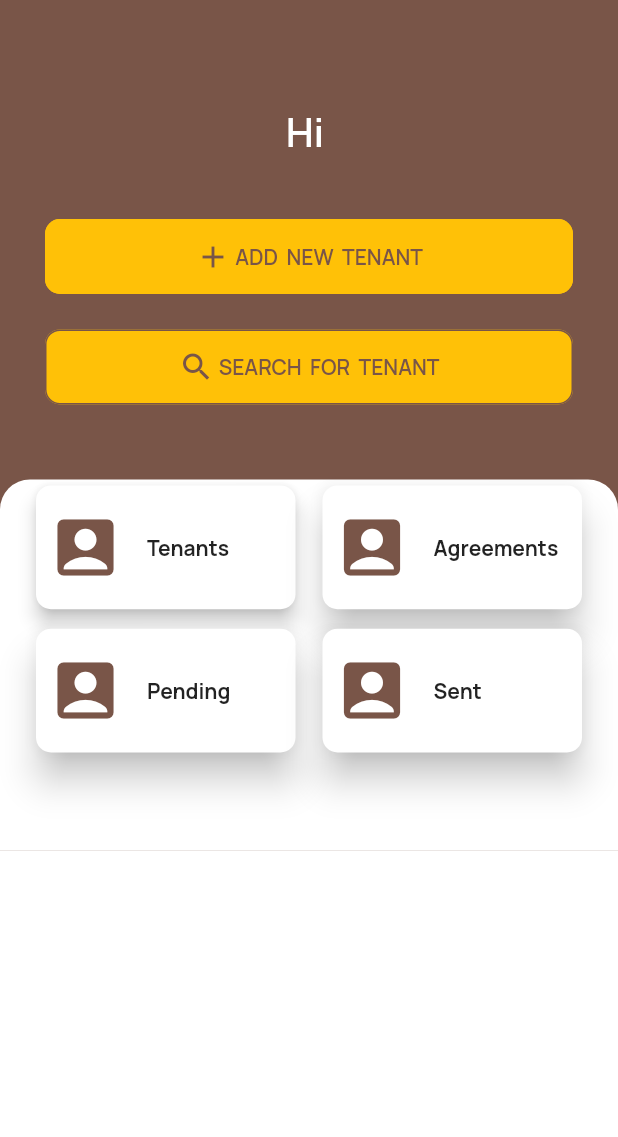
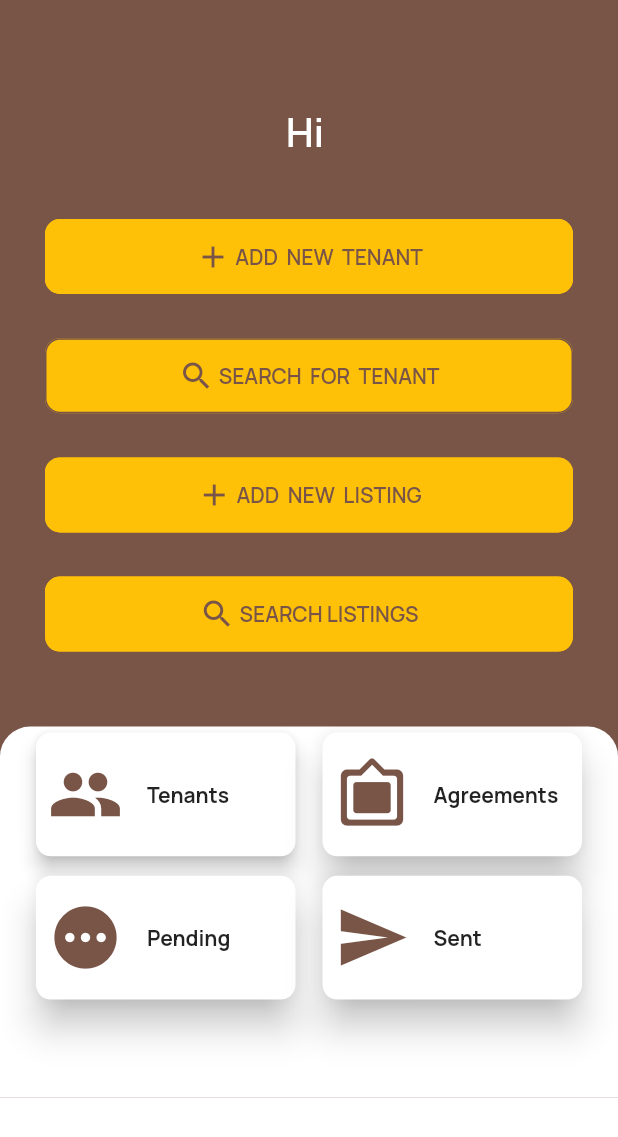
Before and after one commit to maqamylee0/Agreements, a Flutter app: the NewHome screen opened directly, on a phone screen of 412 x 824 dp. Shown: the top 1137 px of the screen. Run offline on Flutter 3.47's test engine with Material 2 defaults, Android fonts, the phone set to English and light mode, and no system bars; our stand-ins replace bloc, cloud_firestore, device_preview, email_validator, firebase_auth, firebase_core and 6 more; accounts and stored records are empty; project files that could hold a hidden picture were left out.

Commit message:
add listing and search listing

```diff
--- a/tenant_bureau/lib/dashboard/home/newhome.dart
+++ b/tenant_bureau/lib/dashboard/home/newhome.dart
@@ -108,7 +108,7 @@ class _NewHomeState extends State<NewHome> {
 
           Container(
             padding: const EdgeInsets.fromLTRB(30, 0, 30, 0),
-            height: totalheight*0.15,
+            height: totalheight*0.35,
             color: Colors.brown,
             child: Container(
               // height: MediaQuery.of(context).size.height*0.1,
@@ -180,6 +180,73 @@ class _NewHomeState extends State<NewHome> {
                           )
                       )
                   ),
+                  SizedBox(
+                      height: 50,
+                      // width: 140,
+                      child:
+                      TextButton(
+
+                          onPressed:(){
+                            Navigator.push(context,
+                                MaterialPageRoute(builder: (context) => const AddTenant()));
+                          },
+                          style: ButtonStyle(
+                              foregroundColor: MaterialStateProperty.all<Color>(Colors.brown),
+                              backgroundColor:MaterialStateProperty.all<Color>(Colors.amber) ,
+
+                              shape: MaterialStateProperty.all<RoundedRectangleBorder>(
+                                  RoundedRectangleBorder(
+                                    borderRadius: BorderRadius.circular(10.0),
+                                    side:  BorderSide(color: Colors.amber),
+
+                                  )
+                              )
+                          ),
+
+                          child: Row(
+                            mainAxisAlignment: MainAxisAlignment.center,
+                            children: const [
+
+                              Icon(Icons.add),
+                              Text(" ADD  NEW  LISTING",style: TextStyle(fontWeight: FontWeight.w600),)
+                            ],
+                          )
+                      )
+                  ),
+
+                  SizedBox(
+                      height: 50,
+                      // width: 140,
+                      child:
+                      TextButton(
+
+                          onPressed:(){
+                            Navigator.push(context,
+                                MaterialPageRoute(builder: (context) => const AddTenant()));
+                          },
+                          style: ButtonStyle(
+                              foregroundColor: MaterialStateProperty.all<Color>(Colors.brown),
+                              backgroundColor:MaterialStateProperty.all<Color>(Colors.amber) ,
+
+                              shape: MaterialStateProperty.all<RoundedRectangleBorder>(
+                                  RoundedRectangleBorder(
+                                    borderRadius: BorderRadius.circular(10.0),
+                                    side:  BorderSide(color: Colors.amber),
+
+                                  )
+                              )
+                          ),
+
+                          child: Row(
+                            mainAxisAlignment: MainAxisAlignment.center,
+                            children: const [
+
+                              Icon(Icons.search),
+                              Text(" SEARCH LISTINGS",style: TextStyle(fontWeight: FontWeight.w600),)
+                            ],
+                          )
+                      )
+                  ),
 
 
                 ],
@@ -224,7 +291,7 @@ class _NewHomeState extends State<NewHome> {
                                   // SizedBox(height: 5,),
                                   Padding(
                                     padding: EdgeInsets.all(8.0),
-                                    child: Icon(Icons.account_box,size: 50,color: Colors.brown,),
+                                    child: Icon(Icons.people,size: 50,color: Colors.brown,),
                                   ),
                                   Padding(
                                     padding: EdgeInsets.all(8.0),
@@ -248,7 +315,7 @@ class _NewHomeState extends State<NewHome> {
                                   // SizedBox(height: 5,),
                                   Padding(
                                     padding: EdgeInsets.all(8.0),
-                                    child: Icon(Icons.account_box,size: 50,color: Colors.brown),
+                                    child: Icon(Icons.filter_frames_rounded,size: 50,color: Colors.brown),
                                   ),
                                   Padding(
                                     padding: EdgeInsets.all(8.0),
@@ -272,7 +339,7 @@ class _NewHomeState extends State<NewHome> {
                                   SizedBox(height: 5,),
                                   Padding(
                                     padding: EdgeInsets.all(8.0),
-                                    child: Icon(Icons.account_box,size: 50,color: Colors.brown),
+                                    child: Icon(Icons.pending,size: 50,color: Colors.brown),
                                   ),
                                   Padding(
                                     padding: EdgeInsets.all(8.0),
@@ -295,9 +362,9 @@ class _NewHomeState extends State<NewHome> {
                               child: Row(
                                 children: const [
                                   // SizedBox(height: 5,),
-                                  Padding(
+                                   Padding(
                                     padding: EdgeInsets.all(8.0),
-                                    child:Icon(Icons.account_box,size: 50,color: Colors.brown),
+                                    child:Icon(Icons.send_sharp,size: 50,color: Colors.brown),
                                   ),
                                   Padding(
                                     padding: EdgeInsets.all(8.0),
```
